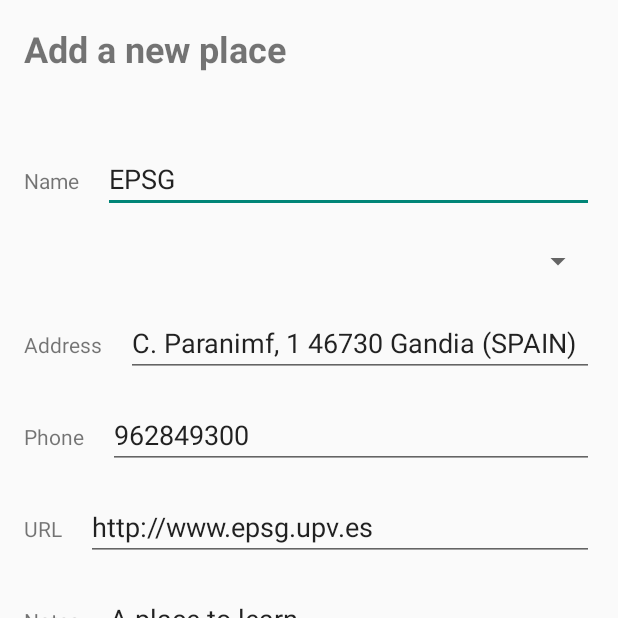
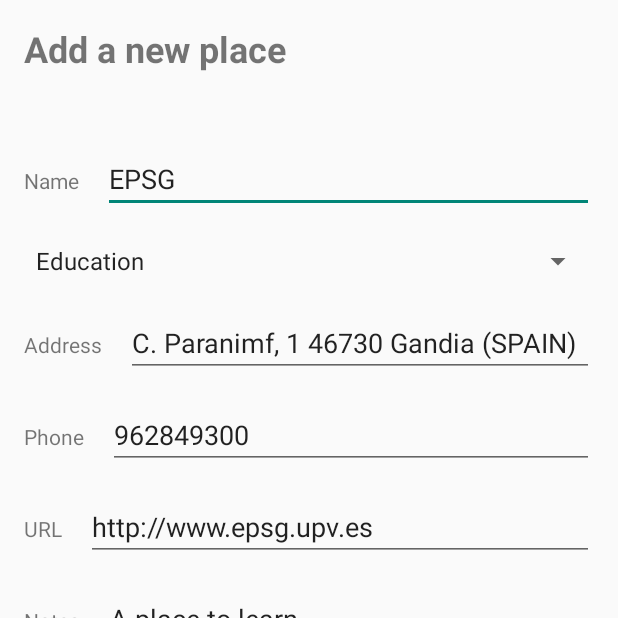
Before and after one commit to aaronFortuno/Plazes, an Android app: the PlaceEditActivity screen opened directly, with no data from a screen before it, on a phone screen of 412 x 824 dp, the top half of it. Run offline under Robolectric (Android 15) with nearby library versions, the phone set to English and light mode, and no system bars; 1 statement that could not run was skipped.

Commit message:
PlaceEditActivity spinner logic

```diff
--- a/app/src/main/java/net/estemon/studio/plazes/PlaceEditActivity.java
+++ b/app/src/main/java/net/estemon/studio/plazes/PlaceEditActivity.java
@@ -1,18 +1,11 @@
 package net.estemon.studio.plazes;
 
 import android.os.Bundle;
-import android.view.View;
+import android.widget.ArrayAdapter;
 import android.widget.EditText;
-import android.widget.ImageView;
-import android.widget.RatingBar;
 import android.widget.Spinner;
-import android.widget.TextView;
 
 import androidx.appcompat.app.AppCompatActivity;
-import androidx.appcompat.widget.Toolbar;
-
-import java.text.DateFormat;
-import java.util.Date;
 
 public class PlaceEditActivity extends AppCompatActivity {
 
@@ -41,6 +34,15 @@ public class PlaceEditActivity extends AppCompatActivity {
         name = findViewById(R.id.in_text_name);
         name.setText(place.getName());
 
+        type = findViewById(R.id.in_type_spinner);
+        ArrayAdapter adapter = new ArrayAdapter(
+                this,
+                android.R.layout.simple_spinner_item,
+                PlaceType.getNames());
+        adapter.setDropDownViewResource(android.R.layout.simple_spinner_dropdown_item);
+        type.setAdapter(adapter);
+        type.setSelection(place.getType().ordinal());
+
         address = findViewById(R.id.in_text_address);
         address.setText(place.getAddress());
 
--- a/app/src/main/java/net/estemon/studio/plazes/PlaceType.java
+++ b/app/src/main/java/net/estemon/studio/plazes/PlaceType.java
@@ -22,6 +22,14 @@ public enum PlaceType {
         this.resource = resource;
     }
 
+    public static String[] getNames() {
+        String[] result = new String[PlaceType.values().length];
+        for (PlaceType type : PlaceType.values()) {
+            result[type.ordinal()] = type.text;
+        }
+        return result;
+    }
+
     public String getText() { return text; }
     public int getResource() { return resource; }
 }
--- a/app/src/main/res/layout/place_edit.xml
+++ b/app/src/main/res/layout/place_edit.xml
@@ -45,7 +45,7 @@
             app:layout_constraintTop_toBottomOf="@+id/tag_title" />
 
         <Spinner
-            android:id="@+id/type_spinner"
+            android:id="@+id/in_type_spinner"
             android:layout_width="match_parent"
             android:layout_height="32dp"
             android:layout_marginStart="16dp"
@@ -76,7 +76,7 @@
             android:inputType="text|textPostalAddress|textMultiLine"
             app:layout_constraintEnd_toEndOf="parent"
             app:layout_constraintStart_toEndOf="@+id/tag_address"
-            app:layout_constraintTop_toBottomOf="@+id/type_spinner" />
+            app:layout_constraintTop_toBottomOf="@+id/in_type_spinner" />
 
         <TextView
             android:id="@+id/tag_phone"
```
